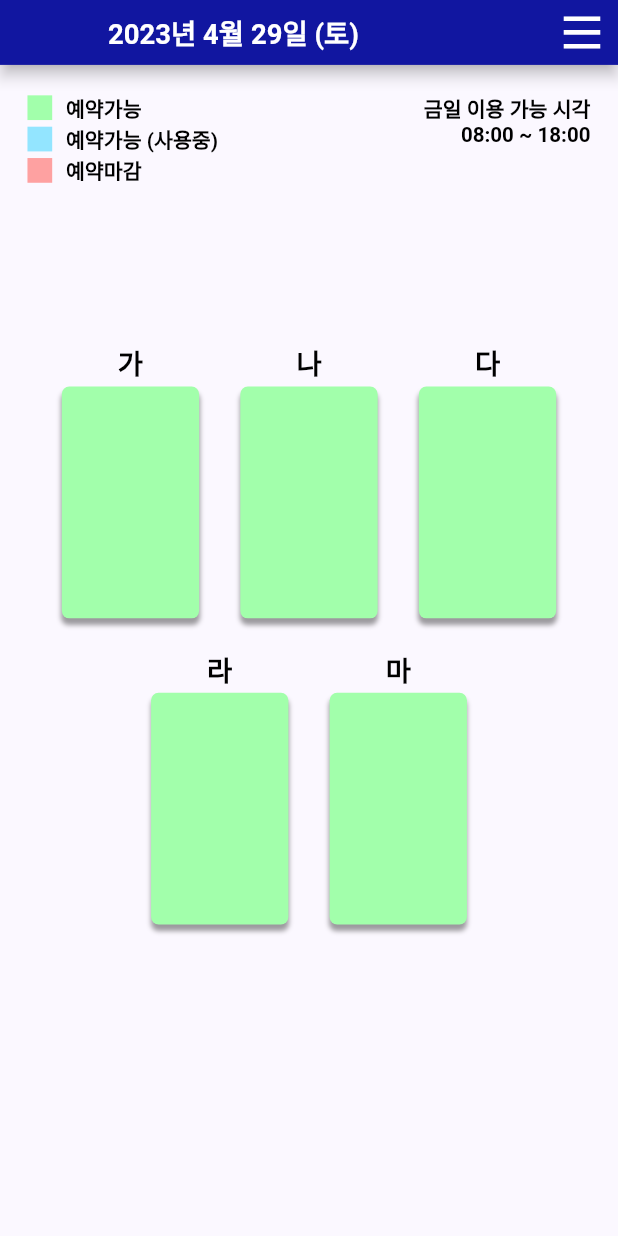
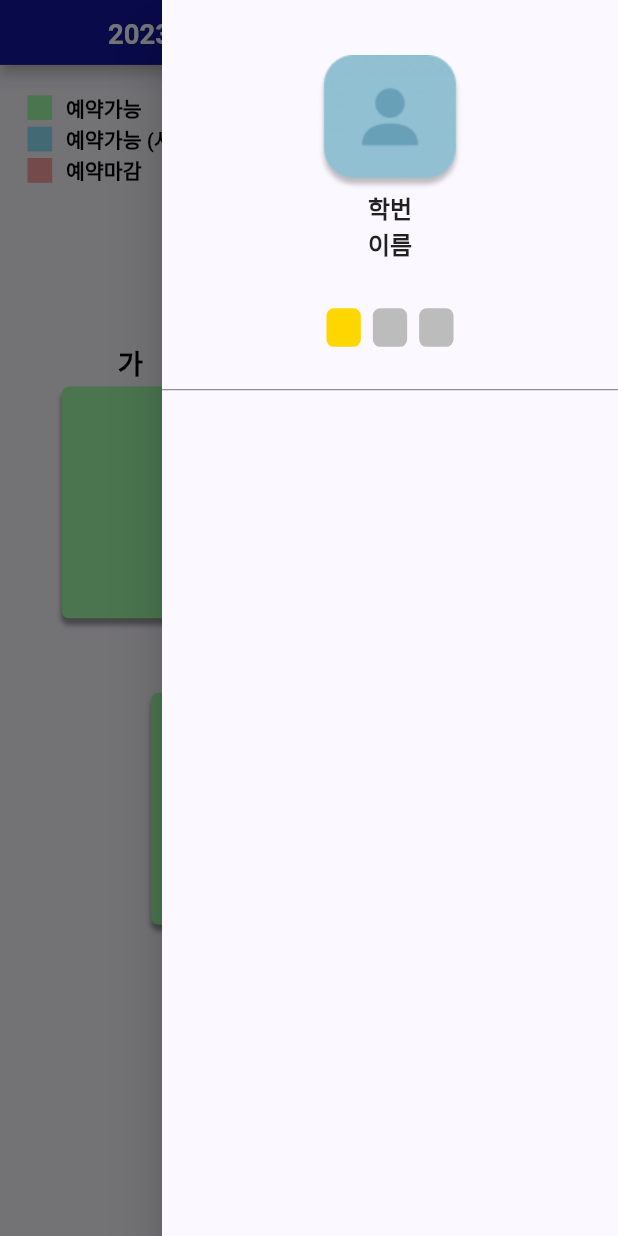
Before and after one commit to 2023-hci-chungmugong/front-end, a Flutter app: the LobbyView screen opened directly, with the side drawer open (before the commit the screen has no drawer), on a phone screen of 412 x 824 dp. Run offline on Flutter 3.47's test engine with Material 2 defaults, Android fonts, the phone set to English and light mode, and no system bars; our stand-ins replace flutter_svg.

Commit message:
[feature/drawer] drawer header

```diff
--- a/lib/view/lobby_view.dart
+++ b/lib/view/lobby_view.dart
@@ -19,15 +19,66 @@ class LobbyView extends StatelessWidget {
             '2023년 4월 29일 (토)',
             textColor: Colors.white,
           ),
-          actions: [
-            IconButton(
-              onPressed: () {},
-              icon: SvgPicture.asset(
-                'assets/icons/hamburger.svg',
-                width: DesignKit.getWidth(context, 24),
-                height: DesignKit.getHeight(context, 21),
-              ),
-            ),
+          actions: [],
+        ),
+      ),
+      endDrawer: Drawer(
+        child: Column(
+          children: [
+            SizedBox(
+              height: DesignKit.getHeight(context, 260),
+              width: DesignKit.getWidth(context, 400),
+              child: DrawerHeader(
+                  child: Column(
+                mainAxisAlignment: MainAxisAlignment.center,
+                crossAxisAlignment: CrossAxisAlignment.center,
+                children: [
+                  Image.asset("assets/images/no_profile.png"),
+                  Text('학번',
+                      style:
+                          TextStyle(fontSize: 16, fontWeight: FontWeight.w700)),
+                  Text('이름',
+                      style:
+                          TextStyle(fontSize: 16, fontWeight: FontWeight.w700)),
+                  SizedBox(
+                    height: DesignKit.getHeight(context, 30),
+                  ),
+                  Row(
+                    mainAxisAlignment: MainAxisAlignment.center,
+                    children: [
+                      Container(
+                        width: DesignKit.getWidth(context, 20),
+                        height: DesignKit.getHeight(context, 25),
+                        margin: EdgeInsets.only(
+                            right: DesignKit.getWidth(context, 7)),
+                        decoration: BoxDecoration(
+                          color: DesignKit.yellow,
+                          borderRadius: BorderRadius.circular(5),
+                        ),
+                      ),
+                      Container(
+                        width: DesignKit.getWidth(context, 20),
+                        height: DesignKit.getHeight(context, 25),
+                        margin: EdgeInsets.only(
+                            right: DesignKit.getWidth(context, 7)),
+                        decoration: BoxDecoration(
+                          color: DesignKit.gray,
+                          borderRadius: BorderRadius.circular(5),
+                        ),
+                      ),
+                      Container(
+                        width: DesignKit.getWidth(context, 20),
+                        height: DesignKit.getHeight(context, 25),
+                        decoration: BoxDecoration(
+                          color: DesignKit.gray,
+                          borderRadius: BorderRadius.circular(5),
+                        ),
+                      )
+                    ],
+                  )
+                ],
+              )),
+            )
           ],
         ),
       ),
```
Also changed, not shown: assets/images/no_profile.png (added), pubspec.lock, 1 other file.
